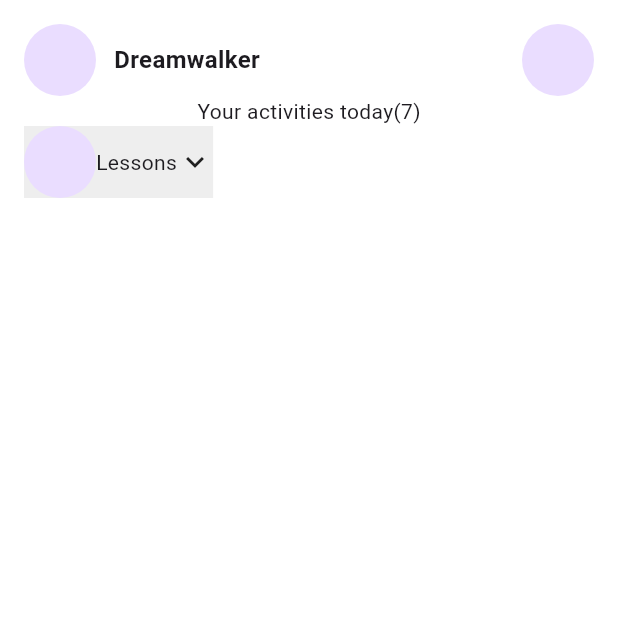
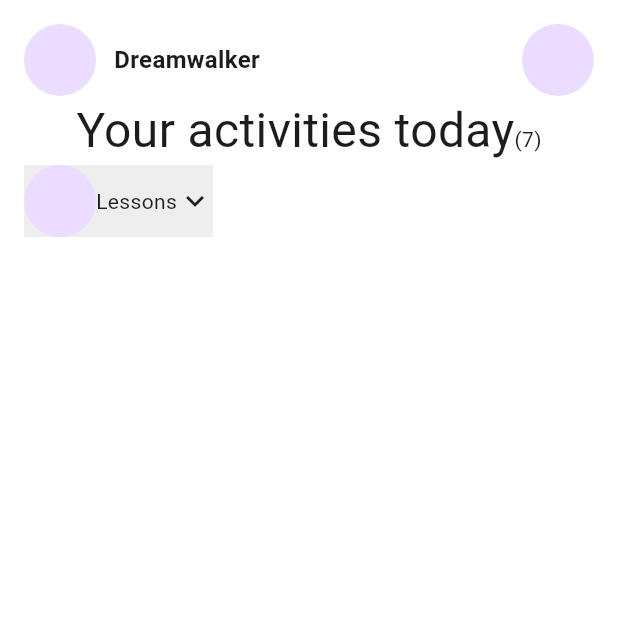
Before and after one commit to JAICHANGPARK/flutter_notebook_chapter_43, a Flutter app: the EducationHomePage screen opened directly, on a phone screen of 412 x 824 dp, the top half of it. Run offline on Flutter 3.47's test engine with Material 3 defaults, Android fonts, the phone set to English and light mode, and no system bars; our stand-ins replace gap, hugeicons, percent_indicator.

Commit message:
Update education_home_page.dart

```diff
--- a/lib/ep2191_education_app/ui/education_home_page.dart
+++ b/lib/ep2191_education_app/ui/education_home_page.dart
@@ -41,7 +41,12 @@ class _EducationHomePageState extends State<EducationHomePage> {
               Text.rich(
                 TextSpan(
                   children: [
-                    TextSpan(text: "Your activities today"),
+                    TextSpan(
+                      text: "Your activities today",
+                      style: TextStyle(
+                        fontSize: 32,
+                      ),
+                    ),
                     TextSpan(text: "(7)"),
                   ],
                 ),
@@ -57,7 +62,9 @@ class _EducationHomePageState extends State<EducationHomePage> {
                         CircleAvatar(
                           radius: 24,
                         ),
-                        Text("Lessons"),
+                        Text(
+                          "Lessons",
+                        ),
                         Icon(Icons.keyboard_arrow_down),
                       ],
                     ),
```
